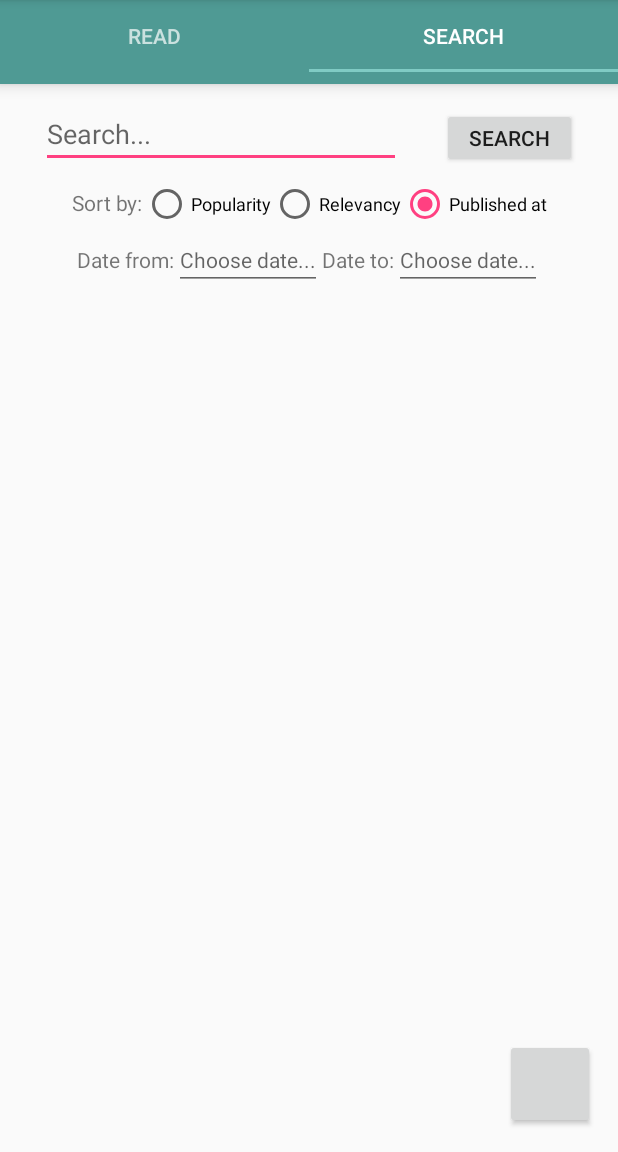
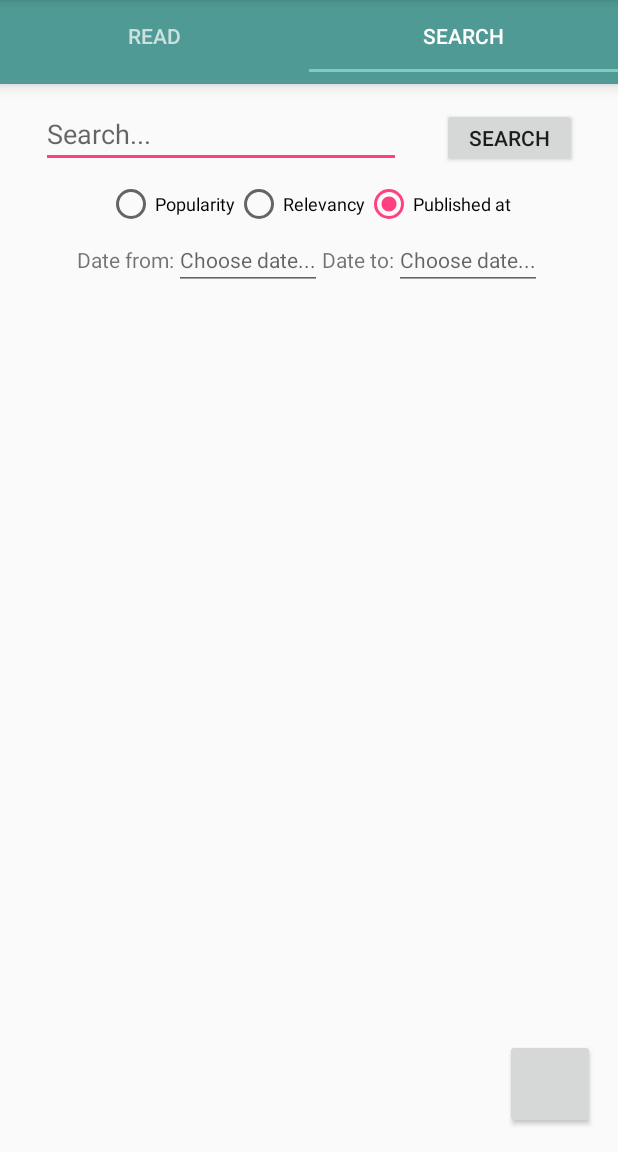
Before and after one commit to dawnhell/newshere, an Android app: the screen it shows after launch (MainActivity), tab 2 chosen, on a phone screen of 412 x 824 dp, the part 84-1236 px from its top. Run offline under Robolectric (Android 15) with nearby library versions, the phone set to English and light mode, and no system bars; our stand-ins replace RxJava; libraries missing offline, so code that uses them is left out: com.ibm.watson, com.scalified.fab; plain views replace ActionButton; 4 statements that could not run were skipped.

Commit message:
Added styling. Cosmetics.

```diff
--- a/app/src/main/java/com/vklochkov/newshere/fragments/SearchBarFragment.java
+++ b/app/src/main/java/com/vklochkov/newshere/fragments/SearchBarFragment.java
@@ -23,7 +23,6 @@ import android.widget.Toast;
 
 import com.ibm.watson.developer_cloud.android.library.audio.MicrophoneHelper;
 import com.ibm.watson.developer_cloud.android.library.audio.MicrophoneInputStream;
-import com.ibm.watson.developer_cloud.android.library.audio.StreamPlayer;
 import com.ibm.watson.developer_cloud.android.library.audio.utils.ContentType;
 import com.ibm.watson.developer_cloud.speech_to_text.v1.model.RecognizeOptions;
 import com.ibm.watson.developer_cloud.speech_to_text.v1.model.SpeechResults;
@@ -31,7 +30,6 @@ import com.ibm.watson.developer_cloud.speech_to_text.v1.websocket.BaseRecognizeC
 
 import com.scalified.fab.ActionButton;
 
-import com.vklochkov.newshere.MainActivity;
 import com.vklochkov.newshere.R;
 import com.vklochkov.newshere.activities.ArticleActivity;
 import com.vklochkov.newshere.adapters.ArticleListAdapter;
@@ -56,7 +54,6 @@ import com.ibm.watson.developer_cloud.speech_to_text.v1.SpeechToText;
 
 public class SearchBarFragment extends Fragment {
     NewsAPIService        newsAPIService = new NewsAPIService();
-    StreamPlayer          player         = new StreamPlayer();
     boolean               listening      = false;
     SpeechToText          speechService;
     ArticleListAdapter    adapter;
@@ -256,6 +253,7 @@ public class SearchBarFragment extends Fragment {
             @Override
             public void onClick (View v) {
                 if (!listening) {
+                    speakBtn.setActivated(true);
                     capture = microphoneHelper.getInputStream(true);
                     new Thread(new Runnable() {
                         @Override
@@ -270,6 +268,7 @@ public class SearchBarFragment extends Fragment {
                     }).start();
                     listening = true;
                 } else {
+                    speakBtn.setActivated(false);
                     microphoneHelper.closeInputStream();
                     listening = false;
                 }
@@ -308,12 +307,11 @@ public class SearchBarFragment extends Fragment {
         @Override
         public void onError(Exception e) {
             showError(e);
-//            enableMicButton();
         }
 
         @Override
         public void onDisconnected() {
-//            enableMicButton();
+
         }
     }
 }
--- a/app/src/main/java/com/vklochkov/newshere/services/NewsAPIService.java
+++ b/app/src/main/java/com/vklochkov/newshere/services/NewsAPIService.java
@@ -1,6 +1,4 @@
 package com.vklochkov.newshere.services;
-
-import android.util.Log;
 
 import com.vklochkov.newshere.models.Article;
 
--- a/app/src/main/res/layout/search_bar_fragment.xml
+++ b/app/src/main/res/layout/search_bar_fragment.xml
@@ -67,12 +67,6 @@
         app:layout_constraintStart_toStartOf="parent"
         app:layout_constraintTop_toTopOf="parent"
     >
-        <TextView
-            android:layout_width="wrap_content"
-            android:layout_height="wrap_content"
-            android:text="@string/sort_by_title"
-            android:textSize="14sp"
-        />
 
         <RadioButton
             android:id="@+id/sort_by_popularity_btn"
@@ -154,17 +148,17 @@
         app:layout_constraintBottom_toBottomOf="parent"
         app:layout_constraintEnd_toEndOf="parent"
         fab:type="DEFAULT"
-        fab:button_color="@color/fab_material_lime_500"
-        fab:button_colorPressed="@color/fab_material_lime_900"
+        fab:button_color="@color/colorSecondary"
+        fab:button_colorPressed="@color/colorSecondaryDark"
         fab:image="@drawable/microphone_icon"
         fab:image_size="24dp"
         fab:shadow_color="#757575"
         fab:shadow_radius="1.0dp"
         fab:shadow_xOffset="0.5dp"
         fab:shadow_yOffset="1.0dp"
-        fab:stroke_color="@color/fab_material_blue_grey_500"
+        fab:stroke_color="@color/colorAccent"
         fab:stroke_width="1.0dp"
-        fab:button_colorRipple="@color/fab_material_black"
+        fab:button_colorRipple="@color/colorSecondaryLight"
         fab:rippleEffect_enabled="false"
         fab:shadowResponsiveEffect_enabled="true"
         fab:show_animation="@anim/fab_roll_from_down"
--- a/app/src/main/res/values/credentials.xml
+++ b/app/src/main/res/values/credentials.xml
@@ -1,9 +1,5 @@
 <?xml version="1.0" encoding="utf-8"?>
 <resources>
-    <string name="ibm_username">ac9467ec-2320-44cc-bdd9-46d224096121</string>
-    <string name="ibm_password">5IQuAEChY2So</string>
-    <string name="ibm_endpoint">https://gateway.watsonplatform.net/natural-language-understanding/api</string>
-
     <string name="speech_text_username">e5b34ab3-34c5-4683-91ae-d936af02b137</string>
     <string name="speech_text_password">3RIZBH3XTKMK</string>
     <string name="speech_text_url">https://stream.watsonplatform.net/speech-to-text/api</string>
--- a/app/src/main/res/values/styles.xml
+++ b/app/src/main/res/values/styles.xml
@@ -1,6 +1,5 @@
 <resources>
     <style name="AppTheme" parent="Theme.AppCompat.Light.DarkActionBar">
-        <!-- Customize your theme here. -->
         <item name="colorPrimary">@color/colorPrimary</item>
         <item name="colorPrimaryDark">@color/colorPrimaryDark</item>
         <item name="colorAccent">@color/colorAccent</item>
```
Also changed, not shown: app/src/main/AndroidManifest.xml (+7 -5 lines).
